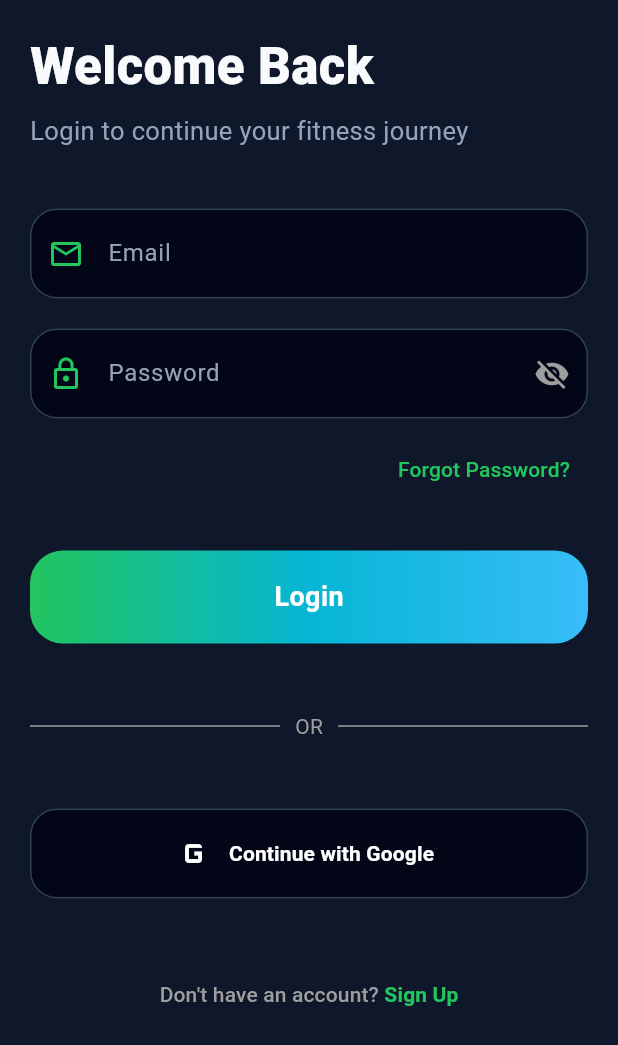
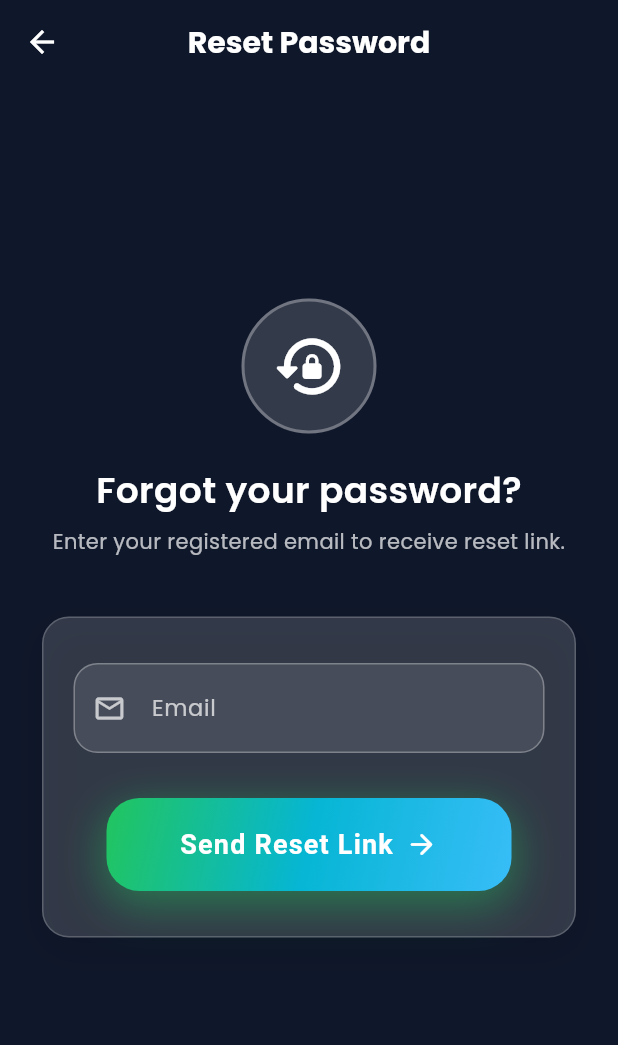
Before and after one commit to Muhammad-Rashid-172002/AI-Fitness-Calorie-Tracking-App, a Flutter app: the LoginScreen screen opened directly, after a tap on "Forgot Password?", on a phone screen of 412 x 824 dp. Shown: the top 1045 px of the screen. Run offline on Flutter 3.47's test engine with Material 3 defaults, Android fonts, the phone set to English and light mode, and no system bars; our stand-ins replace cloud_firestore, firebase_auth, firebase_core, flutter_spinkit, google_fonts, google_generative_ai and 2 more; missing offline and left inert: flutter_stripe; accounts and stored records are empty.

Commit message:
forgot password done and google fonts package added

```diff
--- a/lib/resources/custom_gradient_button.dart
+++ b/lib/resources/custom_gradient_button.dart
@@ -3,6 +3,7 @@
 class CustomGradientButton extends StatelessWidget {
   final String text;
  final VoidCallback? onPressed;
+
 
   const CustomGradientButton({
     super.key,
--- /dev/null
+++ b/lib/view/auth_view/forgot_password.dart
@@ -0,0 +1,298 @@
+import 'package:firebase_auth/firebase_auth.dart';
+import 'package:fitmind_ai/components/showCustomSnackBar.dart';
+import 'package:fitmind_ai/resources/app_them.dart';
+import 'package:fitmind_ai/resources/custom_gradient_button.dart';
+import 'package:flutter/material.dart';
+import 'package:google_fonts/google_fonts.dart';
+
+class ForgotPassword extends StatefulWidget {
+  const ForgotPassword({super.key});
+
+  @override
+  State<ForgotPassword> createState() => _ForgotPasswordState();
+}
+
+class _ForgotPasswordState extends State<ForgotPassword> {
+  final TextEditingController emailController = TextEditingController();
+  final GlobalKey<FormState> _formKey = GlobalKey<FormState>();
+
+  bool _isLoading = false;
+
+  @override
+  void dispose() {
+    emailController.dispose();
+    super.dispose();
+  }
+
+  //  PASSWORD RESET FUNCTION
+  Future<void> passwordReset() async {
+    if (!_formKey.currentState!.validate()) return;
+
+    setState(() => _isLoading = true);
+
+    try {
+      await FirebaseAuth.instance.sendPasswordResetEmail(
+        email: emailController.text.trim(),
+      );
+
+      setState(() => _isLoading = false);
+
+      // SUCCESS
+      showCustomDialog(
+        context: context,
+        title: "Success",
+        message: "Password reset link sent! Check your email.",
+        isSuccess: true,
+      );
+    }
+
+    //  FIREBASE AUTH ERROR
+    on FirebaseAuthException catch (e) {
+      setState(() => _isLoading = false);
+
+      String errorMessage = "Something went wrong. Try again.";
+
+      if (e.code == 'user-not-found') {
+        errorMessage = "User does not exist with this email.";
+      } else if (e.code == 'invalid-email') {
+        errorMessage = "Invalid email address.";
+      } else if (e.code == 'too-many-requests') {
+        errorMessage = "Too many attempts. Try again later.";
+      }
+
+      showCustomDialog(
+        context: context,
+        title: "Error",
+        message: errorMessage,
+        isSuccess: false,
+      );
+    }
+
+    //  OTHER ERRORS
+    catch (e) {
+      setState(() => _isLoading = false);
+
+      showCustomDialog(
+        context: context,
+        title: "Error",
+        message: "Something went wrong. Try again later.",
+        isSuccess: false,
+      );
+    }
+  }
+
+  @override
+  Widget build(BuildContext context) {
+    return Scaffold(
+      backgroundColor: bgColor,
+      extendBodyBehindAppBar: true,
+
+      appBar: AppBar(
+        backgroundColor: Colors.transparent,
+        elevation: 0,
+        iconTheme: const IconThemeData(color: Colors.white),
+        centerTitle: true,
+        title: Text(
+          'Reset Password',
+          style: GoogleFonts.poppins(
+            color: Colors.white,
+            fontWeight: FontWeight.bold,
+            fontSize: 20,
+          ),
+        ),
+      ),
+
+      body: Center(
+        child: SingleChildScrollView(
+          child: Padding(
+            padding: const EdgeInsets.symmetric(horizontal: 28.0),
+
+            child: Column(
+              children: [
+
+                // 🔐 ICON
+                Container(
+                  height: 90,
+                  width: 90,
+                  decoration: BoxDecoration(
+                    color: Colors.white.withOpacity(0.15),
+                    shape: BoxShape.circle,
+                    border: Border.all(color: Colors.white30, width: 2),
+                  ),
+                  child: const Icon(
+                    Icons.lock_reset_rounded,
+                    color: Colors.white,
+                    size: 50,
+                  ),
+                ),
+
+                const SizedBox(height: 20),
+
+                // TITLE
+                Text(
+                  "Forgot your password?",
+                  style: GoogleFonts.poppins(
+                    fontSize: 24,
+                    fontWeight: FontWeight.w600,
+                    color: Colors.white,
+                  ),
+                ),
+
+                const SizedBox(height: 8),
+
+                Text(
+                  "Enter your registered email to receive reset link.",
+                  textAlign: TextAlign.center,
+                  style: GoogleFonts.poppins(
+                    color: Colors.white70,
+                    fontSize: 14,
+                  ),
+                ),
+
+                const SizedBox(height: 40),
+
+                // 🪟 CARD
+                Container(
+                  padding: const EdgeInsets.symmetric(
+                    horizontal: 20,
+                    vertical: 30,
+                  ),
+
+                  decoration: BoxDecoration(
+                    color: Colors.white.withOpacity(0.15),
+                    borderRadius: BorderRadius.circular(18),
+                    border: Border.all(
+                      color: Colors.white.withOpacity(0.2),
+                    ),
+                    boxShadow: [
+                      BoxShadow(
+                        color: Colors.black.withOpacity(0.1),
+                        blurRadius: 20,
+                        offset: const Offset(0, 8),
+                      ),
+                    ],
+                  ),
+
+                  child: Form(
+                    key: _formKey,
+
+                    child: Column(
+                      children: [
+
+                        // EMAIL FIELD
+                        customTextField(
+                          label: "Email",
+                          controller: emailController,
+                          icon: Icons.email_outlined,
+                          inputType: TextInputType.emailAddress,
+
+                          validator: (value) {
+                            if (value == null || value.isEmpty) {
+                              return "Enter your email";
+                            }
+
+                            if (!RegExp(r'\S+@\S+\.\S+').hasMatch(value)) {
+                              return "Enter valid email";
+                            }
+
+                            return null;
+                          },
+                        ),
+
+                        const SizedBox(height: 30),
+
+                        // 🚀 BUTTON
+                        CustomGradientButton(
+                          text: 'Send Reset Link',
+                        //  isLoading: _isLoading,
+                          onPressed: _isLoading ? null : passwordReset,
+                        ),
+                      ],
+                    ),
+                  ),
+                ),
+              ],
+            ),
+          ),
+        ),
+      ),
+    );
+  }
+
+  // ✨ CUSTOM TEXT FIELD
+  Widget customTextField({
+    required TextEditingController controller,
+    required String label,
+    required IconData icon,
+    TextInputType inputType = TextInputType.text,
+    String? Function(String?)? validator,
+  }) {
+    return TextFormField(
+      controller: controller,
+      keyboardType: inputType,
+      validator: validator,
+
+      style: GoogleFonts.poppins(
+        color: Colors.white,
+        fontSize: 16,
+        fontWeight: FontWeight.w500,
+      ),
+
+      cursorColor: Colors.white,
+
+      decoration: InputDecoration(
+        filled: true,
+        fillColor: Colors.white.withOpacity(0.1),
+
+        labelText: label,
+
+        labelStyle: GoogleFonts.poppins(
+          color: Colors.white70,
+          fontSize: 15,
+        ),
+
+        prefixIcon: Icon(
+          icon,
+          color: Colors.white70,
+          size: 22,
+        ),
+
+        contentPadding: const EdgeInsets.symmetric(
+          vertical: 18,
+          horizontal: 20,
+        ),
+
+        enabledBorder: OutlineInputBorder(
+          borderRadius: BorderRadius.circular(16),
+          borderSide: BorderSide(
+            color: Colors.white.withOpacity(0.3),
+          ),
+        ),
+
+        focusedBorder: OutlineInputBorder(
+          borderRadius: BorderRadius.circular(16),
+          borderSide: const BorderSide(
+            color: Colors.white,
+            width: 1.5,
+          ),
+        ),
+
+        errorBorder: OutlineInputBorder(
+          borderRadius: BorderRadius.circular(16),
+          borderSide: const BorderSide(
+            color: Colors.redAccent,
+            width: 1.2,
+          ),
+        ),
+
+        focusedErrorBorder: OutlineInputBorder(
+          borderRadius: BorderRadius.circular(16),
+          borderSide: const BorderSide(
+            color: Colors.redAccent,
+            width: 1.5,
+          ),
+        ),
+      ),
+    );
+  }
+}
--- a/lib/view/auth_view/login_Screen.dart
+++ b/lib/view/auth_view/login_Screen.dart
@@ -2,6 +2,7 @@
 import 'package:fitmind_ai/components/showCustomSnackBar.dart';
 import 'package:fitmind_ai/controller/google_auth_controller.dart';
 import 'package:fitmind_ai/controller/login_controller.dart';
+import 'package:fitmind_ai/view/auth_view/forgot_password.dart';
 import 'package:fitmind_ai/view/auth_view/signup_screen.dart';
 import 'package:fitmind_ai/view/buttom_bar.dart';
 import 'package:fitmind_ai/view/onboarding/step_one_screen.dart';
@@ -84,6 +85,7 @@
                   child: TextButton(
                     onPressed: () {
                       // TODO: Forgot Password
+                      Navigator.push(context, MaterialPageRoute(builder: (_) => const ForgotPassword()));
                     },
                     child: const Text(
                       "Forgot Password?",
--- a/pubspec.yaml
+++ b/pubspec.yaml
@@ -50,6 +50,7 @@
   flutter_stripe: ^12.3.0
   cloud_functions: ^6.0.6
   fl_chart: ^1.1.1
+  google_fonts: ^8.0.2
 
 dev_dependencies:
   flutter_test:
```
Also changed, not shown: lib/components/showCustomSnackBar.dart (+54 -0 lines), pubspec.lock.
